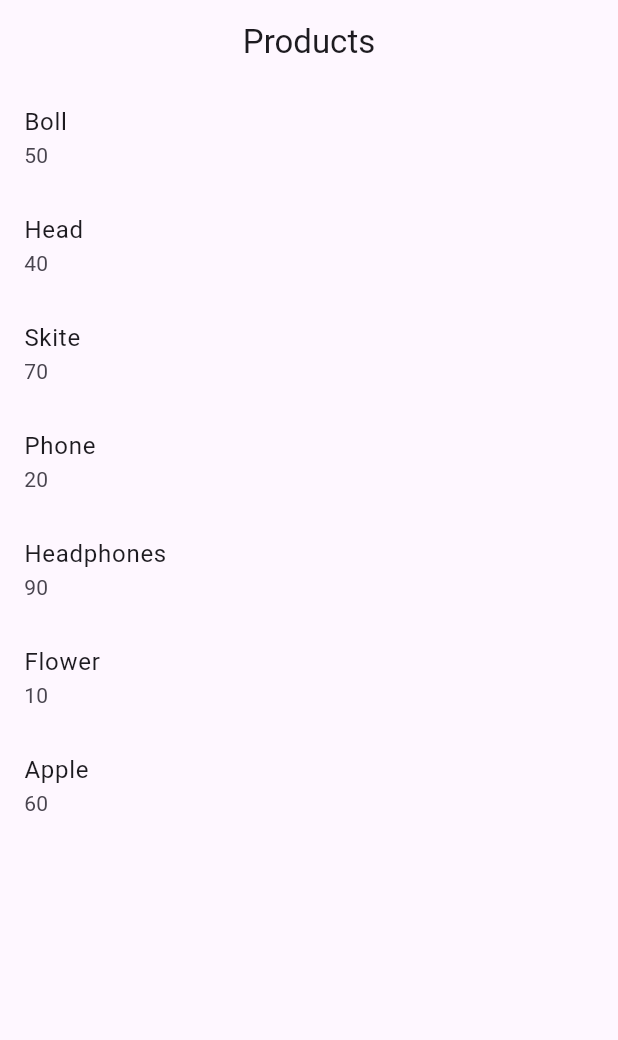
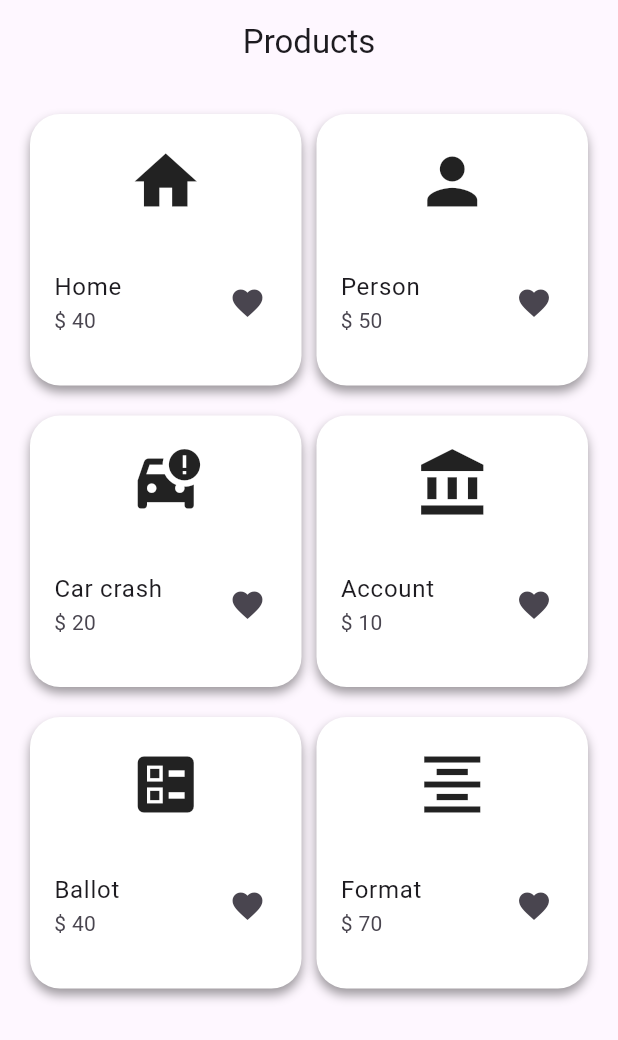
Before and after one commit to muhriddinbek-off/provider_example, a Flutter app: the screen it shows after launch, on a phone screen of 412 x 824 dp. Shown: the top 1040 px of the screen. Run offline on Flutter 3.47's test engine with Material 3 defaults, Android fonts, the phone set to English and light mode, and no system bars.

Commit message:
added product model

```diff
--- a/lib/model/model.dart
+++ b/lib/model/model.dart
@@ -1,31 +1,13 @@
 import 'package:flutter/material.dart';
 import 'package:provider_example/model/product.dart';
-import 'package:provider_example/model/user.dart';
 
 class ModelProvider extends ChangeNotifier {
   List<Products> info = [
-    Products(name: 'Boll', price: 50),
-    Products(name: 'Head', price: 40),
-    Products(name: 'Skite', price: 70),
-    Products(name: 'Phone', price: 20),
-    Products(name: 'Headphones', price: 90),
-    Products(name: 'Flower', price: 10),
-    Products(name: 'Apple', price: 60),
+    Products(icons: Icons.home, isSelect: false, price: 40, title: 'Home'),
+    Products(icons: Icons.person, isSelect: false, price: 50, title: 'Person'),
+    Products(icons: Icons.car_crash, isSelect: false, price: 20, title: 'Car crash'),
+    Products(icons: Icons.account_balance, isSelect: false, price: 10, title: 'Account'),
+    Products(icons: Icons.ballot, isSelect: false, price: 40, title: 'Ballot'),
+    Products(icons: Icons.format_align_center, isSelect: false, price: 70, title: 'Format'),
   ];
-  List<User> data = [];
-  getAdd(User user) {
-    data.add(user);
-    notifyListeners();
-  }
-
-  getRemove(User user) {
-    data.remove(user);
-    notifyListeners();
-  }
-
-  getChange(int index, User user) {
-    data.removeAt(index);
-    data.insert(index, user);
-    notifyListeners();
-  }
 }
--- a/lib/model/product.dart
+++ b/lib/model/product.dart
@@ -1,8 +1,14 @@
+import 'package:flutter/material.dart';
+
 class Products {
-  String name;
+  IconData icons;
+  String title;
   int price;
+  bool isSelect;
   Products({
-    required this.name,
+    required this.icons,
+    required this.isSelect,
     required this.price,
+    required this.title,
   });
 }
--- a/lib/model/user.dart
+++ /dev/null
@@ -1,8 +0,0 @@
-class User {
-  final String name;
-  final int phone;
-  User({
-    required this.name,
-    required this.phone,
-  });
-}
--- a/lib/ui/product_home.dart
+++ b/lib/ui/product_home.dart
@@ -13,23 +13,51 @@ class ProductsHome extends StatefulWidget {
 class _ProductsHomeState extends State<ProductsHome> {
   @override
   Widget build(BuildContext context) {
-    final data = context.watch<ModelProvider>();
     return Scaffold(
       appBar: AppBar(
         centerTitle: true,
         title: const Text('Products'),
       ),
-      body: ListView.builder(
-        itemCount: data.info.length,
-        itemBuilder: (context, index) {
-          return ListTile(
-            onTap: () {
-              Navigator.push(context, MaterialPageRoute(builder: (context) {
-                return TotalScreen(products: data.info[index]);
-              }));
+      body: Consumer<ModelProvider>(
+        builder: (context, value, child) {
+          return GridView.builder(
+            padding: const EdgeInsets.all(20),
+            gridDelegate: const SliverGridDelegateWithFixedCrossAxisCount(
+              crossAxisCount: 2,
+              mainAxisSpacing: 20,
+              crossAxisSpacing: 10,
+            ),
+            itemCount: value.info.length,
+            itemBuilder: (context, index) {
+              return InkWell(
+                onTap: () {
+                  Navigator.push(
+                      context,
+                      MaterialPageRoute(
+                        builder: (context) => TotalScreen(products: value.info[index]),
+                      ));
+                },
+                child: Container(
+                  decoration: BoxDecoration(borderRadius: BorderRadius.circular(20), color: Colors.white, boxShadow: const [
+                    BoxShadow(
+                      color: Colors.black38,
+                      blurRadius: 5,
+                      offset: Offset(0, 4),
+                    )
+                  ]),
+                  child: Column(
+                    children: [
+                      Container(padding: const EdgeInsets.all(20), child: Icon(value.info[index].icons, size: 50)),
+                      ListTile(
+                        title: Text(value.info[index].title),
+                        subtitle: Text("\$ ${value.info[index].price}"),
+                        trailing: const Icon(Icons.favorite),
+                      )
+                    ],
+                  ),
+                ),
+              );
             },
-            title: Text(data.info[index].name),
-            subtitle: Text(data.info[index].price.toString()),
           );
         },
       ),
--- a/pubspec.yaml
+++ b/pubspec.yaml
@@ -60,8 +60,8 @@ flutter:
   uses-material-design: true
 
   # To add assets to your application, add an assets section, like this:
-  # assets:
-  #   - images/a_dot_burr.jpeg
+  assets:
+    - assets/
   #   - images/a_dot_ham.jpeg
 
   # An image asset can refer to one or more resolution-specific "variants", see
```
Also changed, not shown: lib/ui/add_user.dart (deleted, +0 -54 lines), lib/ui/home_screen.dart (deleted, +0 -98 lines), lib/ui/total_product.dart (+8 -1 lines), assets/Foto.png (added).
